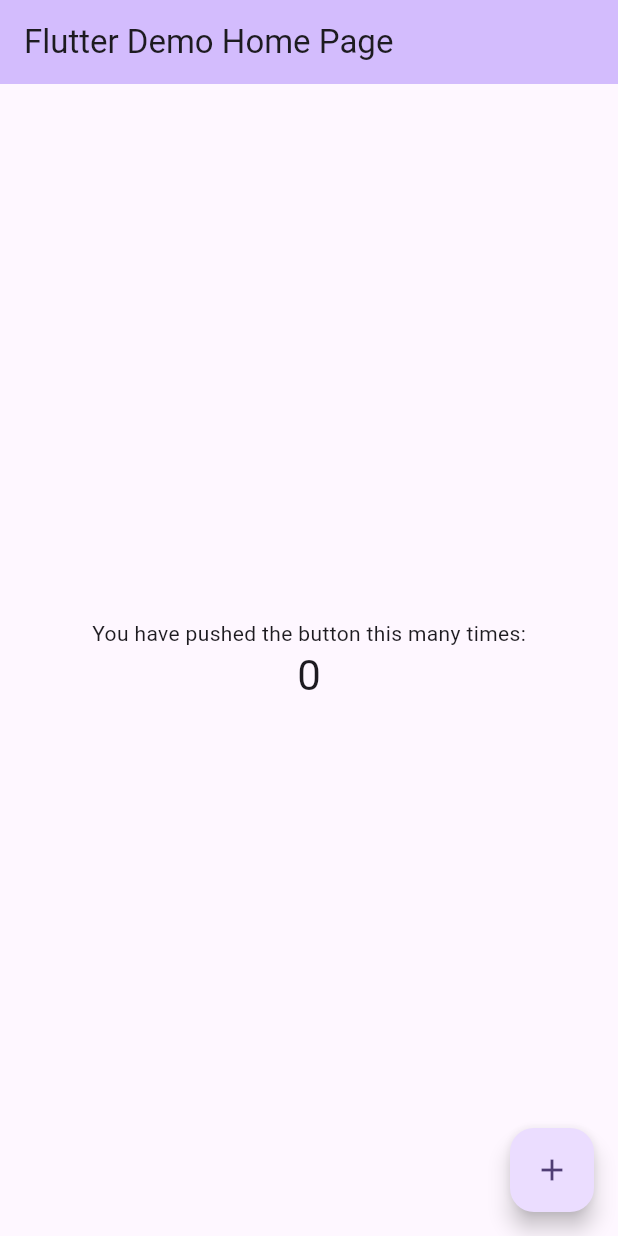
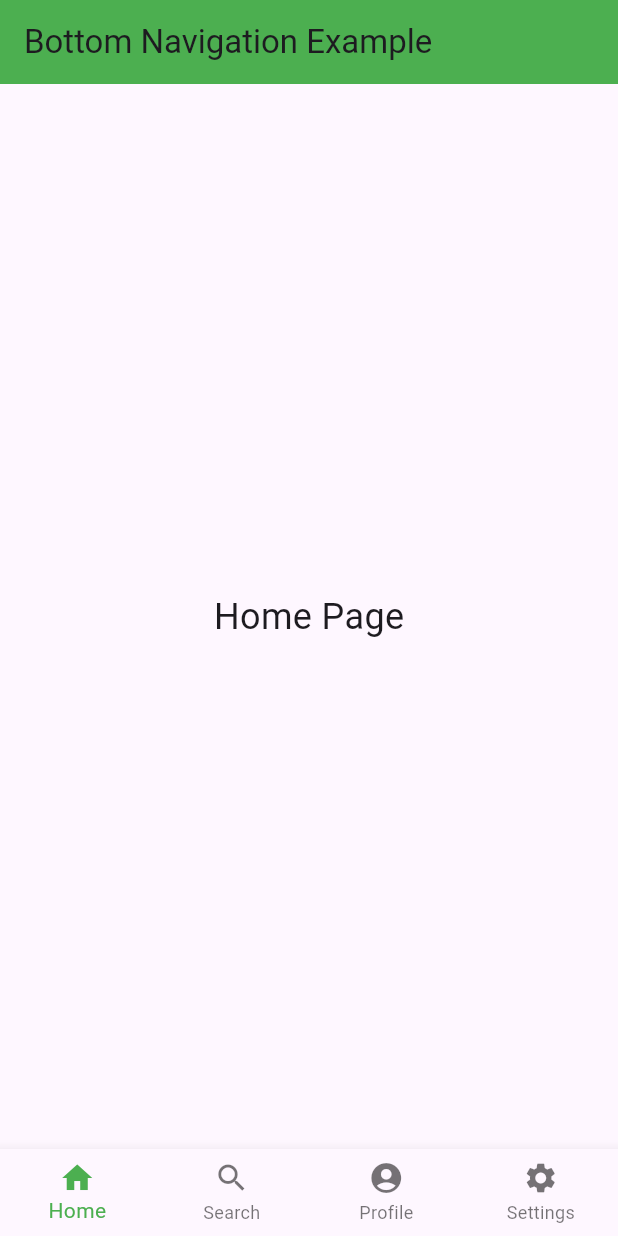
Before and after one commit to babanigit/flutter_doc, a Flutter app: the screen it shows after launch, on a phone screen of 412 x 824 dp. Run offline on Flutter 3.47's test engine with Material 3 defaults, Android fonts, the light colour scheme and no system bars.

Commit message:
added statefull dynamic navigatio page

```diff
--- /dev/null
+++ b/lib/app.dart
@@ -0,0 +1,126 @@
+import 'package:flutter/material.dart';
+
+class App extends StatefulWidget {
+  const App({Key? key}) : super(key: key);
+
+  @override
+  State<App> createState() => _AppState();
+}
+
+class _AppState extends State<App> {
+  int _currentIndex = 0; // Track the selected page index
+
+  // List of pages to display
+  final List<Widget> _pages = [
+    const HomePage(),
+    const SearchPage(),
+    const ProfilePage(),
+    const SettingsPage(),
+  ];
+
+  @override
+  Widget build(BuildContext context) {
+    return Scaffold(
+
+      appBar: AppBar(
+        title: const Text('Bottom Navigation Example'),
+        backgroundColor: Colors.green,
+      ),
+
+      body: IndexedStack(
+        index: _currentIndex, // Show the current page
+        children: _pages,     // Pages to switch between
+      ),
+
+      bottomNavigationBar: BottomNavigationBar(
+
+        currentIndex: _currentIndex,
+        type: BottomNavigationBarType.fixed,
+        fixedColor: Colors.green,
+
+        onTap: (int index) {
+          setState(() {
+            _currentIndex = index; // Update the selected page index
+          });
+        },
+
+        items: const [
+          BottomNavigationBarItem(
+            label: "Home",
+            icon: Icon(Icons.home),
+          ),
+          BottomNavigationBarItem(
+            label: "Search",
+            icon: Icon(Icons.search),
+          ),
+          BottomNavigationBarItem(
+            label: "Profile",
+            icon: Icon(Icons.account_circle),
+          ),
+          BottomNavigationBarItem(
+            label: "Settings",
+            icon: Icon(Icons.settings),
+          ),
+        ],
+
+      ),
+    );
+  }
+}
+
+// Define each page as a separate widget
+class HomePage extends StatelessWidget {
+  const HomePage({Key? key}) : super(key: key);
+
+  @override
+  Widget build(BuildContext context) {
+    return const Center(
+      child: Text(
+        'Home Page',
+        style: TextStyle(fontSize: 24),
+      ),
+    );
+  }
+}
+
+class SearchPage extends StatelessWidget {
+  const SearchPage({Key? key}) : super(key: key);
+
+  @override
+  Widget build(BuildContext context) {
+    return const Center(
+      child: Text(
+        'Search Page',
+        style: TextStyle(fontSize: 24),
+      ),
+    );
+  }
+}
+
+class ProfilePage extends StatelessWidget {
+  const ProfilePage({Key? key}) : super(key: key);
+
+  @override
+  Widget build(BuildContext context) {
+    return const Center(
+      child: Text(
+        'Profile Page',
+        style: TextStyle(fontSize: 24),
+      ),
+    );
+  }
+}
+
+class SettingsPage extends StatelessWidget {
+  const SettingsPage({Key? key}) : super(key: key);
+
+  @override
+  Widget build(BuildContext context) {
+    return const Center(
+      child: Text(
+        'Settings Page',
+        style: TextStyle(fontSize: 24),
+      ),
+    );
+  }
+}
--- a/lib/main.dart
+++ b/lib/main.dart
@@ -1,4 +1,6 @@
 import 'package:flutter/material.dart';
+import 'package:flutter_doc/app.dart';
+import 'package:flutter_doc/features/trail/presentation/pages/materialapp_page.dart';
 
 void main() {
   runApp(const MyApp());
@@ -17,82 +19,7 @@
         colorScheme: ColorScheme.fromSeed(seedColor: Colors.deepPurple),
         useMaterial3: true,
       ),
-      home: const MyHomePage(title: 'Flutter Demo Home Page'),
+      home: const App()
     );
   }
 }
-
-class MyHomePage extends StatefulWidget {
-  const MyHomePage({super.key, required this.title});
-
-  final String title;
-
-  @override
-  State<MyHomePage> createState() => _MyHomePageState();
-}
-
-// this class is private
-class _MyHomePageState extends State<MyHomePage> {
-  int _counter = 0;
-
-  void _incrementCounter() {
-    setState(() {
-      _counter++;
-    });
-  }
-
-  @override
-  Widget build(BuildContext context) {
-    // This method is rerun every time setState is called, for instance as done
-    // by the _incrementCounter method above.
-    //
-    // The Flutter framework has been optimized to make rerunning build methods
-    // fast, so that you can just rebuild anything that needs updating rather
-    // than having to individually change instances of widgets.
-    return Scaffold(
-      appBar: AppBar(
-        // TRY THIS: Try changing the color here to a specific color (to
-        // Colors.amber, perhaps?) and trigger a hot reload to see the AppBar
-        // change color while the other colors stay the same.
-        backgroundColor: Theme.of(context).colorScheme.inversePrimary,
-        // Here we take the value from the MyHomePage object that was created by
-        // the App.build method, and use it to set our appbar title.
-        title: Text(widget.title),
-      ),
-      body: Center(
-        // Center is a layout widget. It takes a single child and positions it
-        // in the middle of the parent.
-        child: Column(
-          // Column is also a layout widget. It takes a list of children and
-          // arranges them vertically. By default, it sizes itself to fit its
-          // children horizontally, and tries to be as tall as its parent.
-          //
-          // Column has various properties to control how it sizes itself and
-          // how it positions its children. Here we use mainAxisAlignment to
-          // center the children vertically; the main axis here is the vertical
-          // axis because Columns are vertical (the cross axis would be
-          // horizontal).
-          //
-          // TRY THIS: Invoke "debug painting" (choose the "Toggle Debug Paint"
-          // action in the IDE, or press "p" in the console), to see the
-          // wireframe for each widget.
-          mainAxisAlignment: MainAxisAlignment.center,
-          children: <Widget>[
-            const Text(
-              'You have pushed the button this many times:',
-            ),
-            Text(
-              '$_counter',
-              style: Theme.of(context).textTheme.headlineMedium,
-            ),
-          ],
-        ),
-      ),
-      floatingActionButton: FloatingActionButton(
-        onPressed: _incrementCounter,
-        tooltip: 'Increment',
-        child: const Icon(Icons.add),
-      ), // This trailing comma makes auto-formatting nicer for build methods.
-    );
-  }
-}
--- a/pubspec.yaml
+++ b/pubspec.yaml
@@ -31,6 +31,7 @@ dependencies:
   flutter:
     sdk: flutter
 
+  logger: ^1.2.2
 
   # The following adds the Cupertino Icons font to your application.
   # Use with the CupertinoIcons class for iOS style icons.
```
Also changed, not shown: lib/features/trail/presentation/pages/materialapp_page.dart (added, +53 -0 lines), lib/features/trail/presentation/pages/scaffold_drawer_page.dart (added, +16 -0 lines), pubspec.lock, 1 other file.
